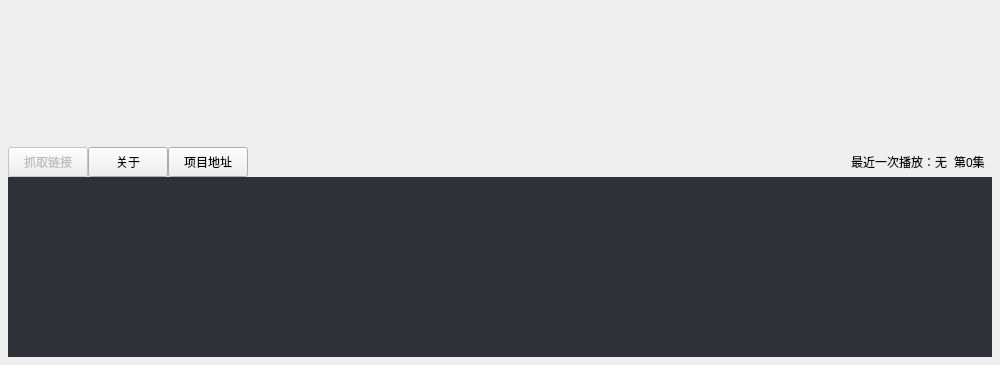
This is ui/ui_designer/ui_file/forms/mainForm.ui in tanyiqu/AnimeArtifactPro as Qt 5 draws it before an edit; both pictures show x 0 to 1000 and y 435 to 800 of the 1000 by 800 pixel window. The edited form follows.
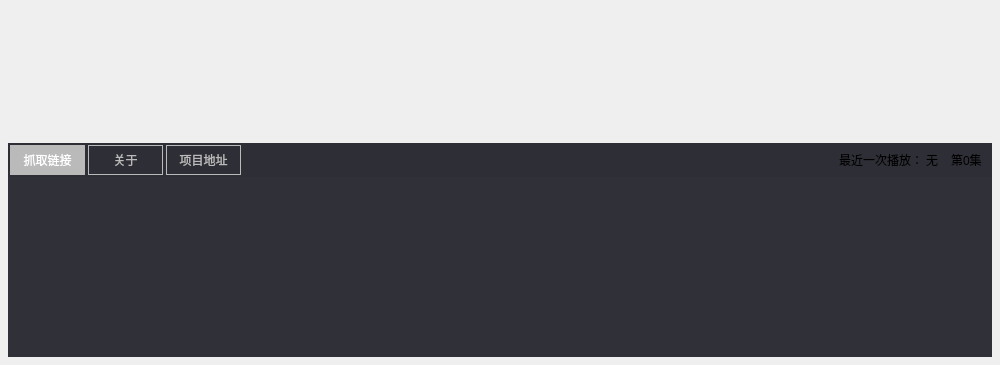
This is the edited form.

Commit message: 美化工具栏按钮

```diff
--- a/ui/ui_designer/ui_file/forms/mainForm.ui
+++ b/ui/ui_designer/ui_file/forms/mainForm.ui
@@ -40,21 +40,21 @@
      <property name="minimumSize">
       <size>
        <width>0</width>
-       <height>30</height>
+       <height>34</height>
       </size>
      </property>
      <property name="maximumSize">
       <size>
        <width>16777215</width>
-       <height>30</height>
+       <height>34</height>
       </size>
      </property>
      <property name="styleSheet">
-      <string notr="true"/>
+      <string notr="true">background-color: #2e2e36;</string>
      </property>
      <layout class="QGridLayout" name="gridLayout_3">
       <property name="leftMargin">
-       <number>0</number>
+       <number>2</number>
       </property>
       <property name="topMargin">
        <number>0</number>
@@ -65,7 +65,10 @@
       <property name="bottomMargin">
        <number>0</number>
       </property>
-      <property name="spacing">
+      <property name="horizontalSpacing">
+       <number>3</number>
+      </property>
+      <property name="verticalSpacing">
        <number>0</number>
       </property>
       <item row="0" column="0">
@@ -75,16 +78,36 @@
         </property>
         <property name="minimumSize">
          <size>
-          <width>0</width>
+          <width>75</width>
           <height>30</height>
          </size>
         </property>
         <property name="maximumSize">
          <size>
-          <width>16777215</width>
+          <width>75</width>
           <height>30</height>
          </size>
         </property>
+        <property name="styleSheet">
+         <string notr="true">QPushButton{
+background-color: #2e2e36;
+color: #bababa;
+font: 10pt &quot;微软雅黑&quot;;
+border: 1px solid #bababa;
+}
+QPushButton:hover{
+background-color: #ff5246;
+color: #ffffff;
+}
+QPushButton:pressed{
+background-color: #000000;
+color: #ffffff;
+}
+QPushButton:disabled{
+background-color: #bababa;
+color: #ffffff;
+}</string>
+        </property>
         <property name="text">
          <string>抓取链接</string>
         </property>
@@ -94,16 +117,32 @@
        <widget class="QPushButton" name="btnOpenSource">
         <property name="minimumSize">
          <size>
-          <width>0</width>
+          <width>75</width>
           <height>30</height>
          </size>
         </property>
         <property name="maximumSize">
          <size>
-          <width>16777215</width>
+          <width>75</width>
           <height>30</height>
          </size>
         </property>
+        <property name="styleSheet">
+         <string notr="true">QPushButton{
+background-color: #2e2e36;
+color: #bababa;
+font: 10pt &quot;微软雅黑&quot;;
+border: 1px solid #bababa;
+}
+QPushButton:hover{
+background-color: #ff5246;
+color: #ffffff;
+}
+QPushButton:pressed{
+background-color: #000000;
+color: #ffffff;
+}</string>
+        </property>
         <property name="text">
          <string>项目地址</string>
         </property>
@@ -137,16 +176,32 @@
        <widget class="QPushButton" name="btnAbout">
         <property name="minimumSize">
          <size>
-          <width>0</width>
+          <width>75</width>
           <height>30</height>
          </size>
         </property>
         <property name="maximumSize">
          <size>
-          <width>16777215</width>
+          <width>75</width>
           <height>30</height>
          </size>
         </property>
+        <property name="styleSheet">
+         <string notr="true">QPushButton{
+background-color: #2e2e36;
+color: #bababa;
+font: 10pt &quot;微软雅黑&quot;;
+border: 1px solid #bababa;
+}
+QPushButton:hover{
+background-color: #ff5246;
+color: #ffffff;
+}
+QPushButton:pressed{
+background-color: #000000;
+color: #ffffff;
+}</string>
+        </property>
         <property name="text">
          <string>关于</string>
         </property>
```
The commit also changes 1 other file.
